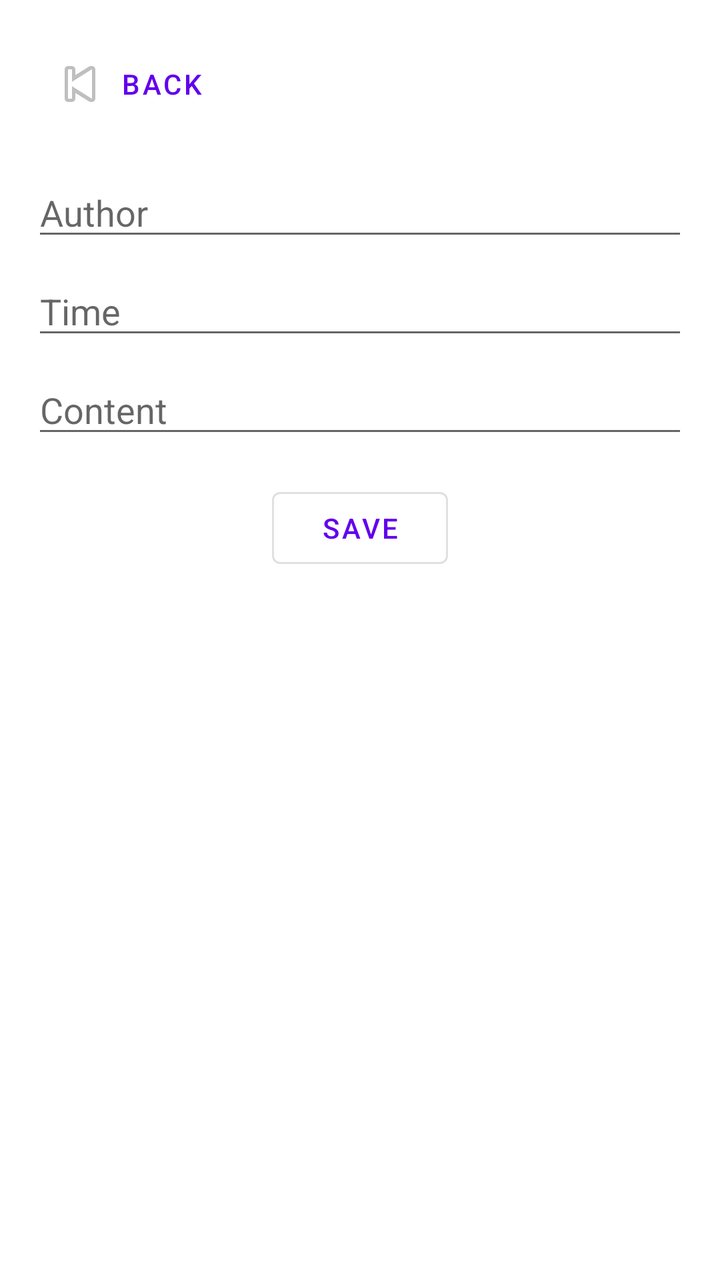
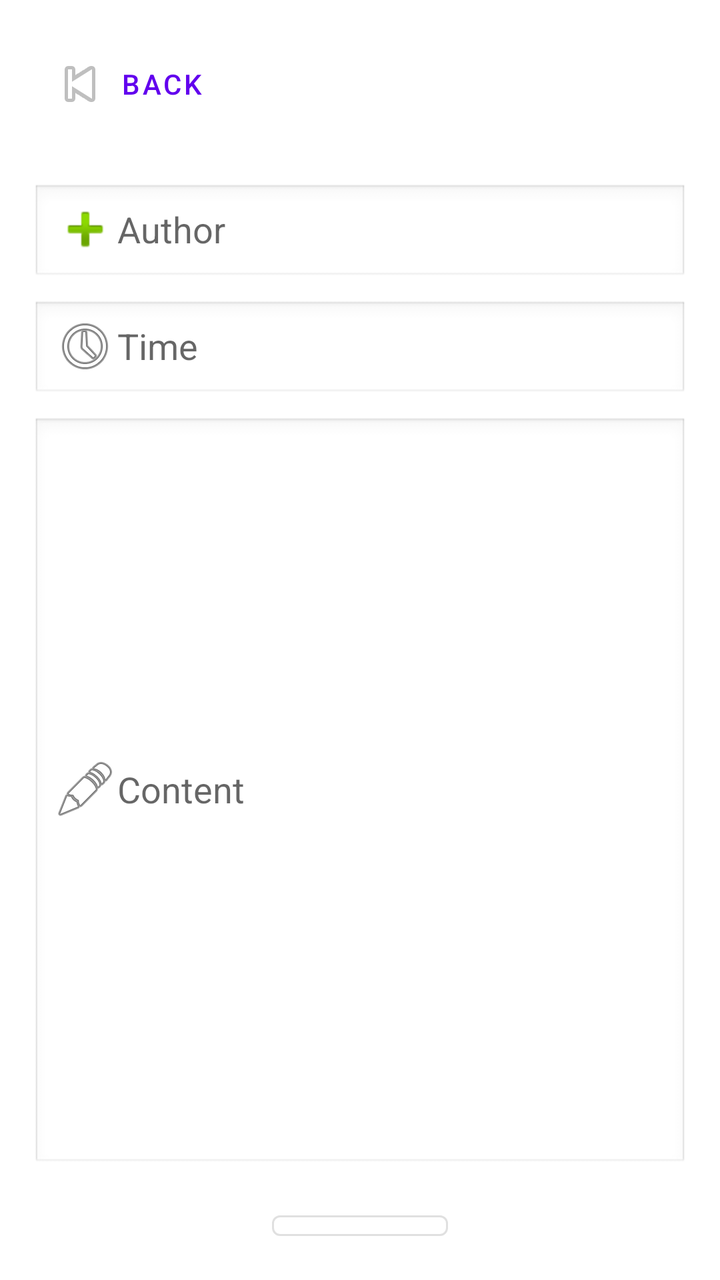

Screens rendered from an Android XML layout before and after an edit, with the pre-edit source and the edit as a unified diff.
<!-- AndroidManifest.xml: application theme Theme.PProject -->
<!-- res/layout/activity_edit_post.xml -->
<?xml version="1.0" encoding="utf-8"?>
<LinearLayout xmlns:android="http://schemas.android.com/apk/res/android"
    xmlns:app="http://schemas.android.com/apk/res-auto"
    android:orientation="vertical"
    android:layout_width="match_parent"
    android:layout_height="match_parent"
    android:padding="16dp"
    android:background="?android:attr/colorBackground">

    <Button
        android:id="@+id/buttonBack"
        android:layout_width="wrap_content"
        android:layout_height="wrap_content"
        android:text="Back"
        android:drawableLeft="@android:drawable/ic_media_previous"
        style="@style/Widget.MaterialComponents.Button.TextButton" />

    <EditText
        android:id="@+id/editTextAuthor"
        android:layout_width="match_parent"
        android:layout_height="wrap_content"
        android:hint="Author"
        android:layout_marginTop="16dp"/>

    <EditText
        android:id="@+id/editTextTime"
        android:layout_width="match_parent"
        android:layout_height="wrap_content"
        android:hint="Time"
        android:layout_marginTop="8dp"/>

    <EditText
        android:id="@+id/editTextContent"
        android:layout_width="match_parent"
        android:layout_height="wrap_content"
        android:hint="Content"
        android:layout_marginTop="8dp"/>

    <Button
        android:id="@+id/buttonSave"
        android:layout_width="wrap_content"
        android:layout_height="wrap_content"
        android:text="Save"
        android:layout_gravity="center_horizontal"
        android:layout_marginTop="16dp"
        style="@style/Widget.MaterialComponents.Button.OutlinedButton" />
</LinearLayout>
<!-- resources referenced by this layout -->
<resources>
  <style name="Theme.PProject" parent="Theme.MaterialComponents.DayNight.NoActionBar">
          
          <item name="colorPrimary">@color/purple_500</item>
          <item name="colorPrimaryVariant">@color/purple_700</item>
          <item name="colorOnPrimary">@color/white</item>
          
          <item name="colorSecondary">@color/teal_200</item>
          <item name="colorSecondaryVariant">@color/teal_700</item>
          <item name="colorOnSecondary">@color/black</item>
          
          <item name="android:statusBarColor">?attr/colorPrimaryVariant</item>
      </style>
  <color name="purple_500">#FF6200EE</color>
  <color name="purple_700">#FF3700B3</color>
  <color name="white">#FFFFFFFF</color>
  <color name="teal_200">#FF03DAC5</color>
  <color name="teal_700">#FF018786</color>
  <color name="black">#FF000000</color>
</resources>

<!-- the commit's change to res/layout/activity_edit_post.xml (unified diff, before → after) -->
@@ -13,6 +13,7 @@
         android:layout_height="wrap_content"
         android:text="Back"
         android:drawableLeft="@android:drawable/ic_media_previous"
+        android:layout_marginBottom="8dp"
         style="@style/Widget.MaterialComponents.Button.TextButton" />
 
     <EditText
@@ -20,6 +21,8 @@
         android:layout_width="match_parent"
         android:layout_height="wrap_content"
         android:hint="Author"
+        android:drawableLeft="@android:drawable/ic_input_add"
+        android:background="@android:drawable/edit_text"
         android:layout_marginTop="16dp"/>
 
     <EditText
@@ -27,14 +30,18 @@
         android:layout_width="match_parent"
         android:layout_height="wrap_content"
         android:hint="Time"
+        android:drawableLeft="@android:drawable/ic_menu_recent_history"
+        android:background="@android:drawable/edit_text"
         android:layout_marginTop="8dp"/>
 
     <EditText
         android:id="@+id/editTextContent"
         android:layout_width="match_parent"
-        android:layout_height="wrap_content"
-        android:hint="Content"
-        android:layout_marginTop="8dp"/>
+        android:layout_height="377dp"
+        android:layout_marginTop="8dp"
+        android:background="@android:drawable/edit_text"
+        android:drawableLeft="@android:drawable/ic_menu_edit"
+        android:hint="Content" />
 
     <Button
         android:id="@+id/buttonSave"
@@ -44,4 +51,5 @@
         android:layout_gravity="center_horizontal"
         android:layout_marginTop="16dp"
         style="@style/Widget.MaterialComponents.Button.OutlinedButton" />
+
 </LinearLayout>
